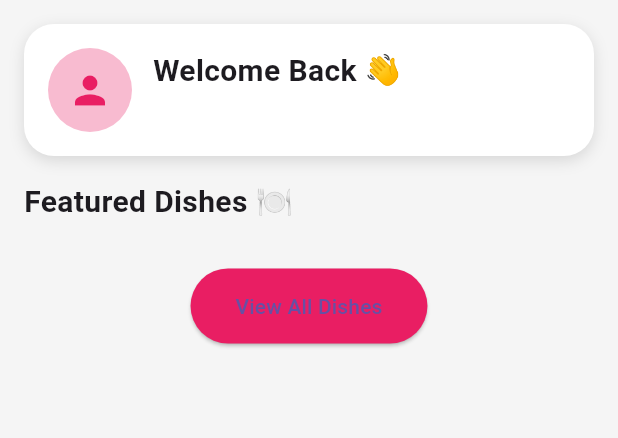
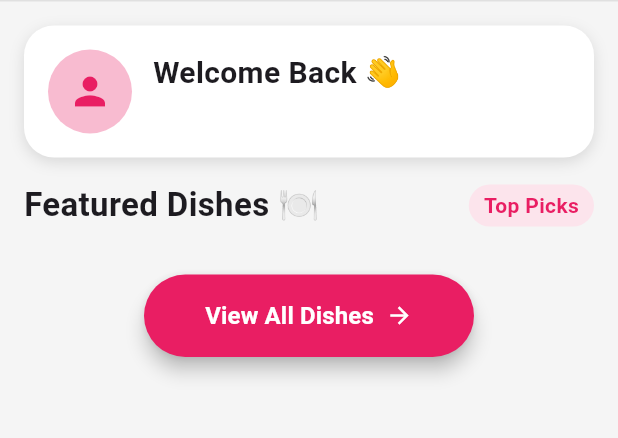
Before and after one commit to khushi08singh/Moms_Magic, a Flutter app: the screen it shows once a user with an empty profile is signed in, on a phone screen of 412 x 824 dp, the part 84-522 px from its top. Run offline on Flutter 3.47's test engine with Material 3 defaults, Android fonts, the phone set to English and light mode, and no system bars; our stand-ins replace cloud_firestore, firebase_auth, firebase_core; accounts and stored records are empty.

Commit message:
Improved homepage visual polish

```diff
--- a/lib/pages/homepage.dart
+++ b/lib/pages/homepage.dart
@@ -160,6 +160,13 @@ class _HomePageState extends State<HomePage> {
             },
           ),
         ],
+        bottom: PreferredSize(
+          preferredSize: const Size.fromHeight(1),
+          child: Container(
+            height: 1,
+            color: Colors.black12,
+          ),
+        ),
       ),
 
       // ✅ BODY
@@ -243,12 +250,69 @@ class _HomePageState extends State<HomePage> {
               ),
             ),
 
-            const Padding(
-              padding: EdgeInsets.symmetric(horizontal: 16),
-              child: Text(
-                "Featured Dishes 🍽️",
-                style:
-                TextStyle(fontSize: 20, fontWeight: FontWeight.bold),
+            // const Padding(
+            //   padding: EdgeInsets.symmetric(horizontal: 16),
+            //   child: Text(
+            //     "Featured Dishes 🍽️",
+            //     style:
+            //     TextStyle(fontSize: 20, fontWeight: FontWeight.bold),
+            //   ),
+            // ),
+            // const Padding(
+            //   padding: EdgeInsets.symmetric(horizontal: 16),
+            //   child: Row(
+            //     mainAxisAlignment: MainAxisAlignment.spaceBetween,
+            //     children: [
+            //       Text(
+            //         "Featured Dishes 🍽️",
+            //         style: TextStyle(
+            //           fontSize: 22,
+            //           fontWeight: FontWeight.bold,
+            //         ),
+            //       ),
+            //       Text(
+            //          "Top Picks",
+            //
+            //         style: TextStyle(
+            //           color: Colors.pink,
+            //           fontWeight: FontWeight.w600,
+            //         ),
+            //       ),
+            //     ],
+            //   ),
+            // ),
+
+            Padding(
+              padding: const EdgeInsets.symmetric(horizontal: 16),
+              child: Row(
+                mainAxisAlignment: MainAxisAlignment.spaceBetween,
+                children: [
+                  const Text(
+                    "Featured Dishes 🍽️",
+                    style: TextStyle(
+                      fontSize: 22,
+                      fontWeight: FontWeight.bold,
+                    ),
+                  ),
+
+                  Container(
+                    padding: const EdgeInsets.symmetric(
+                      horizontal: 10,
+                      vertical: 4,
+                    ),
+                    decoration: BoxDecoration(
+                      color: Colors.pink.shade50,
+                      borderRadius: BorderRadius.circular(20),
+                    ),
+                    child: const Text(
+                      "Top Picks",
+                      style: TextStyle(
+                        color: Colors.pink,
+                        fontWeight: FontWeight.w600,
+                      ),
+                    ),
+                  ),
+                ],
               ),
             ),
 
@@ -280,10 +344,18 @@ class _HomePageState extends State<HomePage> {
                         ),
                       );
                     },
+                    // child: Card(
+                    //   shape: RoundedRectangleBorder(
+                    //       borderRadius: BorderRadius.circular(15)),
+                    //   elevation: 4,
                     child: Card(
                       shape: RoundedRectangleBorder(
-                          borderRadius: BorderRadius.circular(15)),
-                      elevation: 4,
+                        borderRadius: BorderRadius.circular(15),
+                        side: BorderSide(
+                          color: Colors.grey.shade200,
+                        ),
+                      ),
+                      elevation: 6,
                       child: Padding(
                         padding: const EdgeInsets.all(8),
                         child: Column(
@@ -361,12 +433,41 @@ class _HomePageState extends State<HomePage> {
                 onPressed: () {
                   Navigator.pushNamed(context, '/dishes');
                 },
+                // style: ElevatedButton.styleFrom(
+                //   backgroundColor: Colors.pink,
+                //   padding: const EdgeInsets.symmetric(
+                //       horizontal: 30, vertical: 15),
+                // ),
+
                 style: ElevatedButton.styleFrom(
                   backgroundColor: Colors.pink,
-                  padding: const EdgeInsets.symmetric(
-                      horizontal: 30, vertical: 15),
+                  minimumSize: const Size(220, 55),
+                  shape: RoundedRectangleBorder(
+                    borderRadius: BorderRadius.circular(30),
+                  ),
+                  elevation: 5,
                 ),
-                child: const Text("View All Dishes"),
+
+                // child: const Text("View All Dishes"),
+                child: const Row(
+                  mainAxisSize: MainAxisSize.min,
+                  children: [
+                    Text(
+                      "View All Dishes",
+                      style: TextStyle(
+                        fontSize: 16,
+                        fontWeight: FontWeight.w600,
+                        color: Colors.white,
+                      ),
+                    ),
+                    SizedBox(width: 8),
+                    Icon(
+                      Icons.arrow_forward,
+                      color: Colors.white,
+                      size: 18,
+                    ),
+                  ],
+                ),
               ),
             ),
 
```
